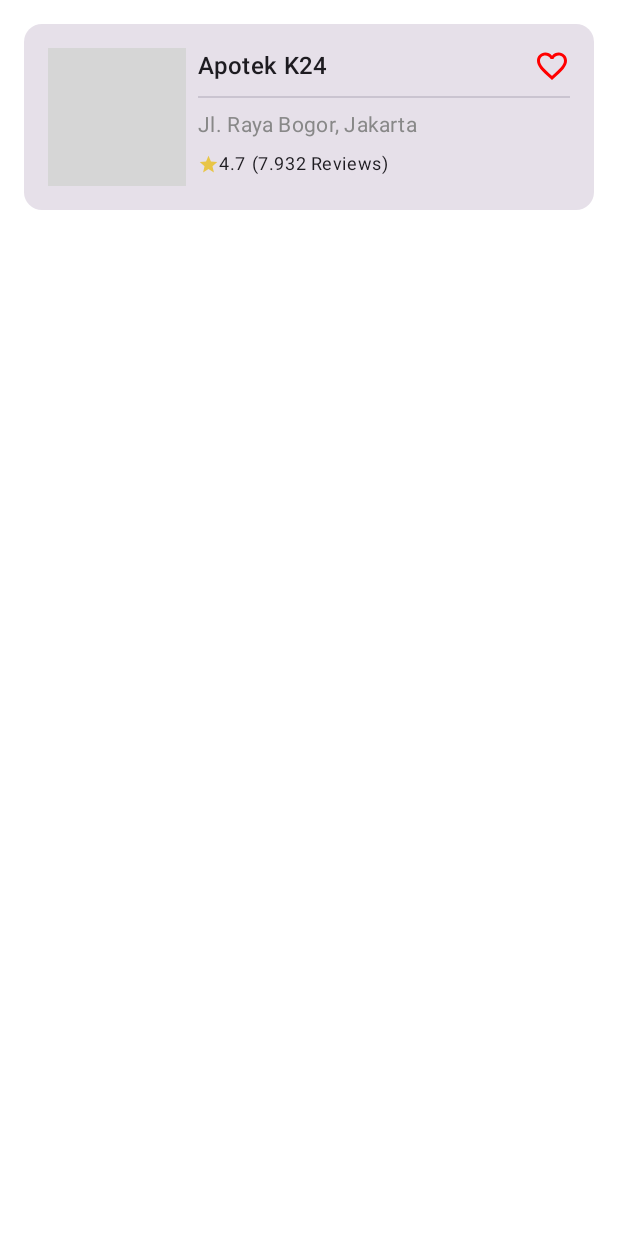
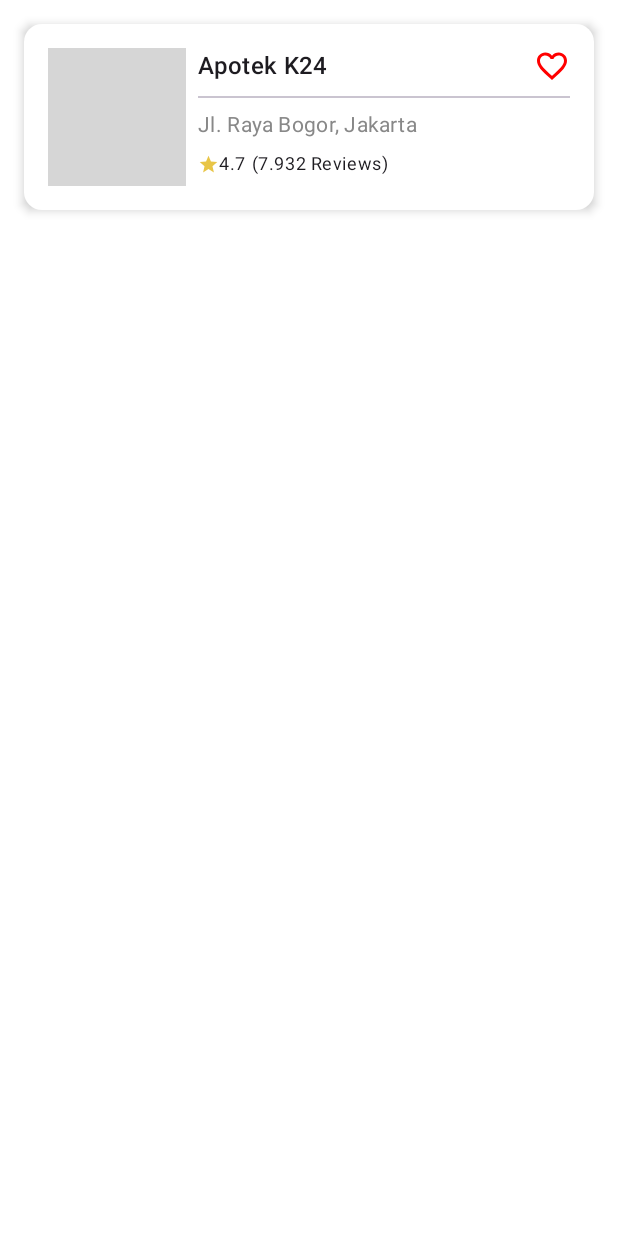
Before and after one commit to RikiChandra/Hackathon-Bpjs-Mediconnect, an Android app built with Jetpack Compose: the @Preview function PharmacyCardPreview, on a phone screen of 412 x 824 dp. Run offline under Robolectric (Android 15) with nearby library versions, the phone set to English and light mode, and no system bars; pictures from the network do not load; grey boxes are pictures that could not be loaded.

Commit message:
feat(PharmacyCard): Mengubah warna komponen PharmacyCard

```diff
--- a/app/src/main/java/com/bpjs/mediconnet/component/PharmacyCard.kt
+++ b/app/src/main/java/com/bpjs/mediconnet/component/PharmacyCard.kt
@@ -12,6 +12,7 @@ import androidx.compose.material.icons.Icons
 import androidx.compose.material.icons.filled.FavoriteBorder
 import androidx.compose.material.icons.filled.Star
 import androidx.compose.material3.Card
+import androidx.compose.material3.CardDefaults
 import androidx.compose.material3.Divider
 import androidx.compose.material3.Icon
 import androidx.compose.material3.MaterialTheme
@@ -20,6 +21,7 @@ import androidx.compose.runtime.Composable
 import androidx.compose.ui.Alignment
 import androidx.compose.ui.Modifier
 import androidx.compose.ui.draw.clip
+import androidx.compose.ui.draw.shadow
 import androidx.compose.ui.graphics.Color
 import androidx.compose.ui.layout.ContentScale
 import androidx.compose.ui.platform.LocalContext
@@ -40,7 +42,12 @@ fun PharmacyCard(
 ) {
 
     Card (
-        modifier = Modifier.padding(16.dp)
+        modifier = Modifier
+            .padding(16.dp)
+            .shadow(4.dp, RoundedCornerShape(8.dp)),
+        colors = CardDefaults.cardColors(
+            containerColor = Color.White
+        ),
     ){
 
         Row(
```
